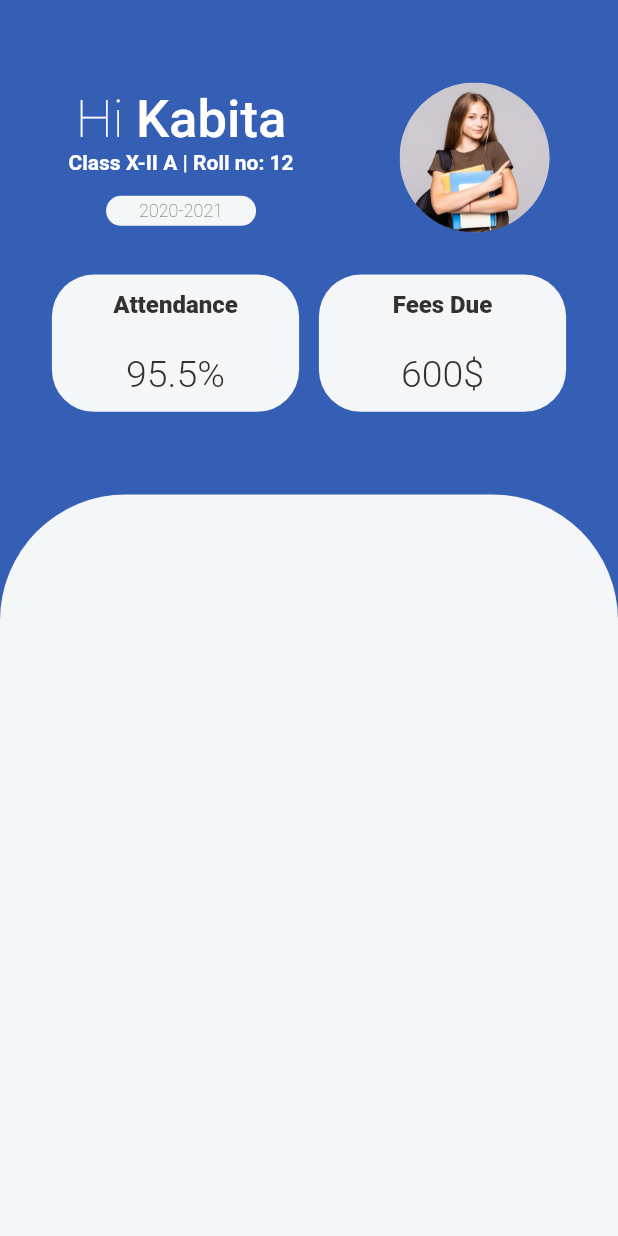
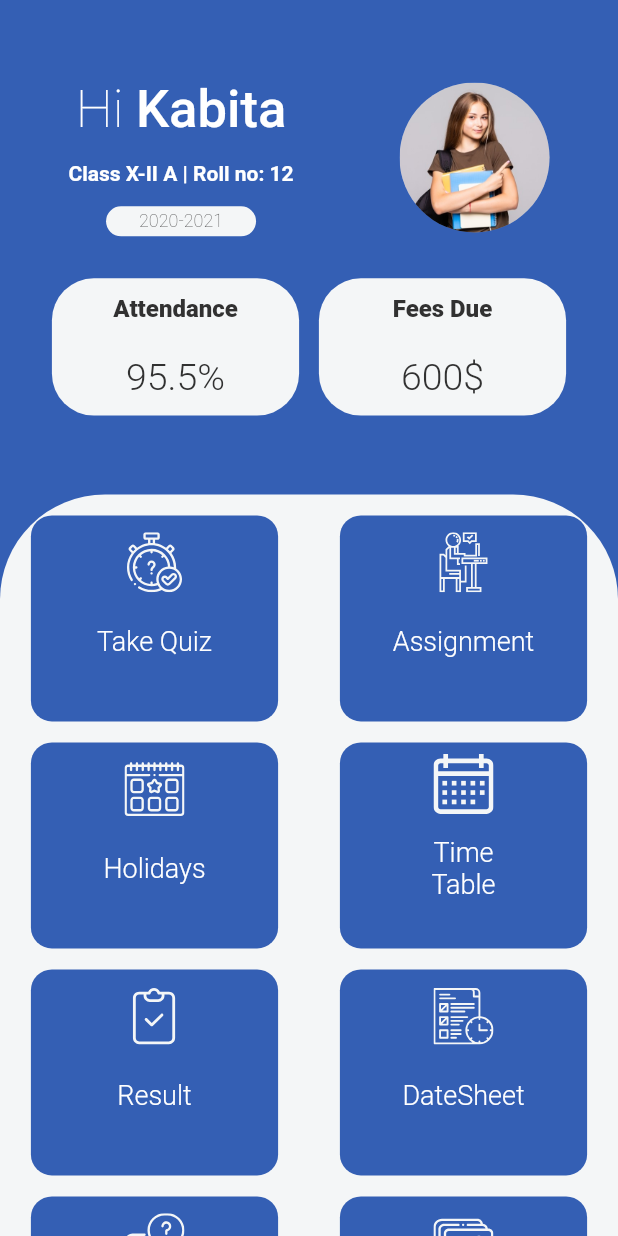
Before and after one commit to KABITATHUYAJU98/school_app_flutter, a Flutter app: the HomeScreen screen opened by its route, on a phone screen of 412 x 824 dp. Run offline on Flutter 3.47's test engine with Material 2 defaults, Android fonts, the phone set to English and light mode, and no system bars; our stand-ins replace flutter_svg, google_fonts.

Commit message:
'completed_home_screen'

```diff
--- a/lib/constants.dart
+++ b/lib/constants.dart
@@ -12,8 +12,13 @@ const Color kErrorBorderColor = Color(0xFFE74C3C);
 
 //default value
 const kDefaultPadding = 28.0;
+
 const sizedBox = SizedBox(
   height: kDefaultPadding,
+);
+
+const kHalfSizedBox = SizedBox(
+  height: kDefaultPadding / 2,
 );
 
 //validation for mobile
--- a/lib/screens/home_screen/home_screen.dart
+++ b/lib/screens/home_screen/home_screen.dart
@@ -1,5 +1,7 @@
 import 'package:flutter/material.dart';
+import 'package:flutter_svg/flutter_svg.dart';
 import 'package:hamro_vidyalaya/constants.dart';
+import 'package:hamro_vidyalaya/screens/home_screen/widgets/student_data.dart';
 
 class HomeScreen extends StatelessWidget {
   const HomeScreen({super.key});
@@ -19,72 +21,22 @@ class HomeScreen extends StatelessWidget {
             Row(
               mainAxisAlignment: MainAxisAlignment.spaceAround,
               children: [
-                Column(
+                const Column(
                   mainAxisAlignment: MainAxisAlignment.center,
                   children: [
-                    Row(
-                      children: [
-                        Text(
-                          'Hi ',
-                          style: Theme.of(context)
-                              .textTheme
-                              .bodyMedium!
-                              .copyWith(fontWeight: FontWeight.w200),
-                        ),
-                        Text(
-                          'Kabita',
-                          style: Theme.of(context)
-                              .textTheme
-                              .bodyMedium!
-                              .copyWith(fontWeight: FontWeight.w500),
-                        ),
-                      ],
+                    StudentName(studentName: 'Kabita'),
+                    kHalfSizedBox,
+                    StudentClass(studentClass: 'Class X-II A | Roll no: 12'),
+                    kHalfSizedBox,
+                    StudentYear(
+                      studentYear: '2020-2021',
                     ),
-                    Text(
-                      'Class X-II A | Roll no: 12',
-                      style: Theme.of(context)
-                          .textTheme
-                          .bodyMedium!
-                          .copyWith(fontSize: 14.0),
-                    ),
-                    const SizedBox(
-                      height: kDefaultPadding / 2,
-                    ),
-                    Container(
-                      height: 20,
-                      width: 100,
-                      decoration: BoxDecoration(
-                        color: kOtherColor,
-                        borderRadius: BorderRadius.circular(kDefaultPadding),
-                      ),
-                      child: Center(
-                        child: Text(
-                          '2020-2021',
-                          style: Theme.of(context)
-                              .textTheme
-                              .bodyMedium!
-                              .copyWith(
-                                  fontSize: 12.0,
-                                  color: kTextBlackColor,
-                                  fontWeight: FontWeight.w200),
-                        ),
-                      ),
-                    )
                   ],
                 ),
                 const SizedBox(height: kDefaultPadding / 6),
-                GestureDetector(
-                  onTap: () {
-                    //go to profile edit screen here
-                  },
-                  child: const CircleAvatar(
-                    minRadius: 50.0,
-                    maxRadius: 50.0,
-                    backgroundColor: kSecondaryColor,
-                    backgroundImage:
-                        AssetImage('assets/images/student_profile.jpeg'),
-                  ),
-                )
+                StudentPicture(
+                    studentPicture: 'assets/images/student_profile.jpeg',
+                    onPress: () {})
               ],
             ),
 
@@ -93,80 +45,10 @@ class HomeScreen extends StatelessWidget {
             Row(
               mainAxisAlignment: MainAxisAlignment.spaceAround,
               children: [
-                InkWell(
-                  onTap: () {
-                    //go to attendance screen here
-                  },
-                  child: Container(
-                    width: MediaQuery.of(context).size.width / 2.5,
-                    height: MediaQuery.of(context).size.height / 9,
-                    decoration: BoxDecoration(
-                      color: kOtherColor,
-                      borderRadius: BorderRadius.circular(kDefaultPadding),
-                    ),
-                    child: Column(
-                        mainAxisAlignment: MainAxisAlignment.spaceAround,
-                        children: [
-                          Text(
-                            'Attendance',
-                            style: Theme.of(context)
-                                .textTheme
-                                .bodyMedium!
-                                .copyWith(
-                                    fontSize: 16.0,
-                                    color: kTextBlackColor,
-                                    fontWeight: FontWeight.w800),
-                          ),
-                          Text(
-                            '95.5%',
-                            style: Theme.of(context)
-                                .textTheme
-                                .bodyMedium!
-                                .copyWith(
-                                    fontSize: 25.0,
-                                    color: kTextBlackColor,
-                                    fontWeight: FontWeight.w300),
-                          )
-                        ]),
-                  ),
-                ),
-                InkWell(
-                  onTap: () {
-                    //go to attendance screen here
-                  },
-                  child: Container(
-                    width: MediaQuery.of(context).size.width / 2.5,
-                    height: MediaQuery.of(context).size.height / 9,
-                    decoration: BoxDecoration(
-                      color: kOtherColor,
-                      borderRadius: BorderRadius.circular(kDefaultPadding),
-                    ),
-                    child: Column(
-                        mainAxisAlignment: MainAxisAlignment.spaceAround,
-                        children: [
-                          Text(
-                            'Fees Due',
-                            style: Theme.of(context)
-                                .textTheme
-                                .bodyMedium!
-                                .copyWith(
-                                    fontSize: 16.0,
-                                    color: kTextBlackColor,
-                                    fontWeight: FontWeight.w800),
-                          ),
-                          Text(
-                            '600\$',
-                            style: Theme.of(context)
-                                .textTheme
-                                .bodyMedium!
-                                .copyWith(
-                                    fontSize: 25.0,
-                                    color: kTextBlackColor,
-                                    fontWeight: FontWeight.w300),
-                          )
-                        ]),
-                  ),
-                )
+                StudentDataCard(
+                    title: 'Attendance', value: '95.5%', onPress: () {}),
+                StudentDataCard(
+                    title: 'Fees Due', value: '600\$', onPress: () {})
               ],
             )
           ]),
@@ -181,9 +63,92 @@ class HomeScreen extends StatelessWidget {
               decoration: const BoxDecoration(
                   color: kOtherColor,
                   borderRadius: BorderRadius.only(
-                    topLeft: Radius.circular(kDefaultPadding * 3),
-                    topRight: Radius.circular(kDefaultPadding * 3),
+                    topLeft: Radius.circular(kDefaultPadding * 2.5),
+                    topRight: Radius.circular(kDefaultPadding * 2.5),
                   )),
+              child: ListView(
+                physics: const BouncingScrollPhysics(),
+                children: [
+                  Row(
+                    mainAxisAlignment: MainAxisAlignment.spaceAround,
+                    children: [
+                      HomeCard(
+                          onPress: () {},
+                          icon: 'assets/icons/quiz.svg',
+                          title: 'Take Quiz'),
+                      HomeCard(
+                          onPress: () {},
+                          icon: 'assets/icons/assignment.svg',
+                          title: 'Assignment')
+                    ],
+                  ),
+                  Row(
+                    mainAxisAlignment: MainAxisAlignment.spaceAround,
+                    children: [
+                      HomeCard(
+                          onPress: () {},
+                          icon: 'assets/icons/holiday.svg',
+                          title: 'Holidays'),
+                      HomeCard(
+                          onPress: () {},
+                          icon: 'assets/icons/timetable.svg',
+                          title: 'Time\nTable')
+                    ],
+                  ),
+                  Row(
+                    mainAxisAlignment: MainAxisAlignment.spaceAround,
+                    children: [
+                      HomeCard(
+                          onPress: () {},
+                          icon: 'assets/icons/result.svg',
+                          title: 'Result'),
+                      HomeCard(
+                          onPress: () {},
+                          icon: 'assets/icons/datesheet.svg',
+                          title: 'DateSheet')
+                    ],
+                  ),
+                  Row(
+                    mainAxisAlignment: MainAxisAlignment.spaceAround,
+                    children: [
+                      HomeCard(
+                          onPress: () {},
+                          icon: 'assets/icons/ask.svg',
+                          title: 'Ask'),
+                      HomeCard(
+                          onPress: () {},
+                          icon: 'assets/icons/gallery.svg',
+                          title: 'Gallery')
+                    ],
+                  ),
+                  Row(
+                    mainAxisAlignment: MainAxisAlignment.spaceAround,
+                    children: [
+                      HomeCard(
+                          onPress: () {},
+                          icon: 'assets/icons/resume.svg',
+                          title: 'Leave\nApplication'),
+                      HomeCard(
+                          onPress: () {},
+                          icon: 'assets/icons/lock.svg',
+                          title: 'Change\nPassword')
+                    ],
+                  ),
+                  Row(
+                    mainAxisAlignment: MainAxisAlignment.spaceAround,
+                    children: [
+                      HomeCard(
+                          onPress: () {},
+                          icon: 'assets/icons/event.svg',
+                          title: 'Events'),
+                      HomeCard(
+                          onPress: () {},
+                          icon: 'assets/icons/logout.svg',
+                          title: 'Logout')
+                    ],
+                  )
+                ],
+              ),
             ),
           ),
         ),
@@ -191,3 +156,45 @@ class HomeScreen extends StatelessWidget {
     );
   }
 }
+
+class HomeCard extends StatelessWidget {
+  const HomeCard(
+      {super.key,
+      required this.onPress,
+      required this.icon,
+      required this.title});
+  final VoidCallback onPress;
+  final String icon;
+  final String title;
+
+  @override
+  Widget build(BuildContext context) {
+    return InkWell(
+      onTap: onPress,
+      child: Container(
+        margin: EdgeInsets.only(top: kDefaultPadding / 2),
+        width: MediaQuery.of(context).size.width / 2.5,
+        height: MediaQuery.of(context).size.height / 6,
+        decoration: BoxDecoration(
+          color: kPrimaryColor,
+          borderRadius: BorderRadius.circular(kDefaultPadding / 2),
+        ),
+        child: Column(
+            mainAxisAlignment: MainAxisAlignment.spaceAround,
+            crossAxisAlignment: CrossAxisAlignment.center,
+            children: [
+              SvgPicture.asset(
+                icon,
+                height: 40.0,
+                width: 40.0,
+                color: kOtherColor,
+              ),
+              Text(title,
+                  textAlign: TextAlign.center,
+                  style: Theme.of(context).textTheme.bodySmall),
+              const SizedBox(height: kDefaultPadding / 3)
+            ]),
+      ),
+    );
+  }
+}
--- /dev/null
+++ b/lib/screens/home_screen/widgets/student_data.dart
@@ -0,0 +1,127 @@
+import 'package:flutter/material.dart';
+import 'package:hamro_vidyalaya/constants.dart';
+
+class StudentName extends StatelessWidget {
+  const StudentName({super.key, required this.studentName});
+  final String studentName;
+
+  @override
+  Widget build(BuildContext context) {
+    return Row(
+      children: [
+        Text(
+          'Hi ',
+          style: Theme.of(context)
+              .textTheme
+              .bodyMedium!
+              .copyWith(fontWeight: FontWeight.w200),
+        ),
+        Text(
+          studentName,
+          style: Theme.of(context)
+              .textTheme
+              .bodyMedium!
+              .copyWith(fontWeight: FontWeight.w500),
+        ),
+      ],
+    );
+  }
+}
+
+class StudentClass extends StatelessWidget {
+  const StudentClass({super.key, required this.studentClass});
+  final String studentClass;
+
+  @override
+  Widget build(BuildContext context) {
+    return Text(
+      studentClass,
+      style: Theme.of(context).textTheme.bodyMedium!.copyWith(fontSize: 14.0),
+    );
+  }
+}
+
+class StudentYear extends StatelessWidget {
+  const StudentYear({super.key, required this.studentYear});
+  final String studentYear;
+
+  @override
+  Widget build(BuildContext context) {
+    return Container(
+      height: 20,
+      width: 100,
+      decoration: BoxDecoration(
+        color: kOtherColor,
+        borderRadius: BorderRadius.circular(kDefaultPadding),
+      ),
+      child: Center(
+        child: Text(
+          studentYear,
+          style: Theme.of(context).textTheme.bodyMedium!.copyWith(
+              fontSize: 12.0,
+              color: kTextBlackColor,
+              fontWeight: FontWeight.w200),
+        ),
+      ),
+    );
+  }
+}
+
+class StudentPicture extends StatelessWidget {
+  const StudentPicture(
+      {super.key, required this.studentPicture, required this.onPress});
+  final String studentPicture;
+  final VoidCallback onPress;
+
+  @override
+  Widget build(BuildContext context) {
+    return GestureDetector(
+      onTap: onPress,
+      child: CircleAvatar(
+        minRadius: 50.0,
+        maxRadius: 50.0,
+        backgroundColor: kSecondaryColor,
+        backgroundImage: AssetImage(studentPicture),
+      ),
+    );
+  }
+}
+
+class StudentDataCard extends StatelessWidget {
+  const StudentDataCard({super.key, required this.title, required this.value, required this.onPress});
+  final String title;
+  final String value;
+  final VoidCallback onPress;
+
+  @override
+  Widget build(BuildContext context) {
+    return InkWell(
+      onTap: onPress,
+      child: Container(
+        width: MediaQuery.of(context).size.width / 2.5,
+        height: MediaQuery.of(context).size.height / 9,
+        decoration: BoxDecoration(
+          color: kOtherColor,
+          borderRadius: BorderRadius.circular(kDefaultPadding),
+        ),
+        child:
+            Column(mainAxisAlignment: MainAxisAlignment.spaceAround, children: [
+          Text(
+            title,
+            style: Theme.of(context).textTheme.bodyMedium!.copyWith(
+                fontSize: 16.0,
+                color: kTextBlackColor,
+                fontWeight: FontWeight.w800),
+          ),
+          Text(
+            value,
+            style: Theme.of(context).textTheme.bodyMedium!.copyWith(
+                fontSize: 25.0,
+                color: kTextBlackColor,
+                fontWeight: FontWeight.w300),
+          )
+        ]),
+      ),
+    );
+  }
+}
```
